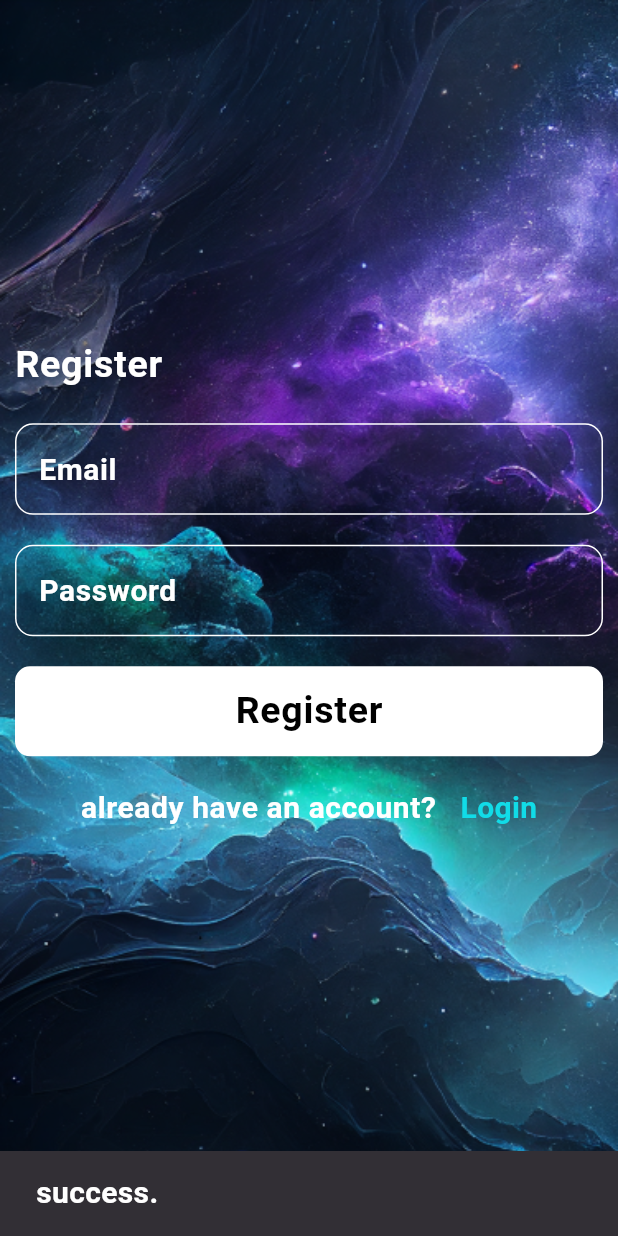
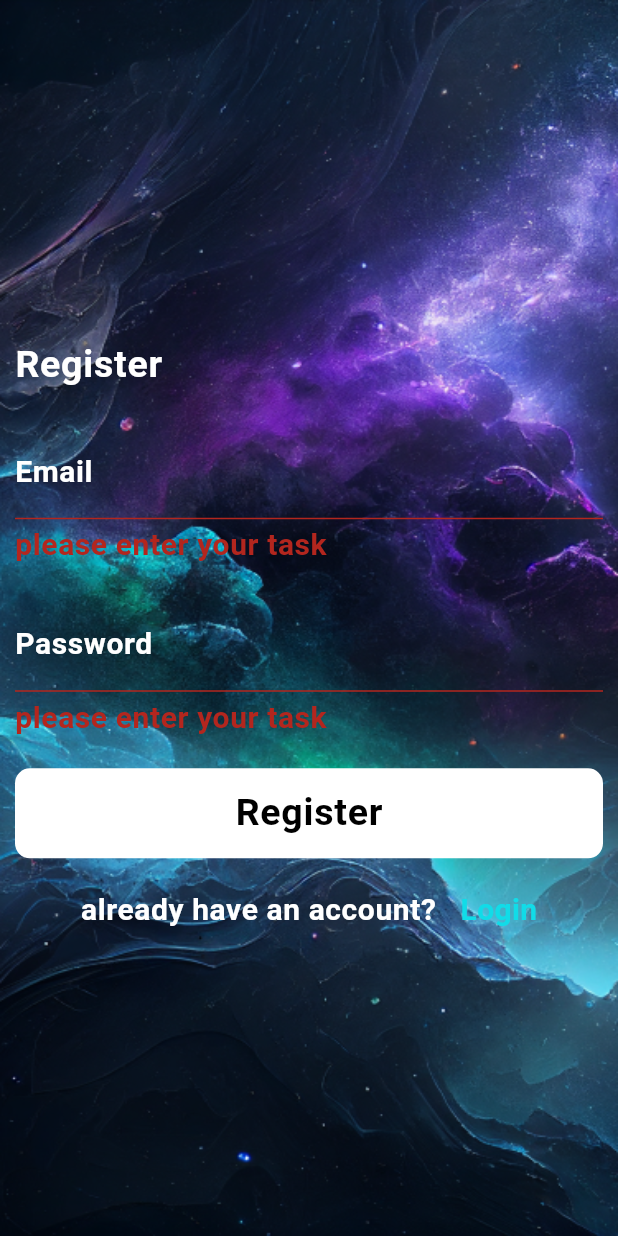
Before and after one commit to mohamedmousa2003/chat, a Flutter app: the RegisterScreen screen opened by its route, after a tap on "Register", on a phone screen of 412 x 824 dp. Run offline on Flutter 3.47's test engine with Material 3 defaults, Android fonts, the phone set to English and light mode, and no system bars; our stand-ins replace firebase_auth, firebase_core; accounts and stored records are empty.

Commit message:
add validator and regexp to register

```diff
--- a/lib/Shared/component/widget/tap_text_form.dart
+++ b/lib/Shared/component/widget/tap_text_form.dart
@@ -4,9 +4,15 @@ import '../../styles/colors.dart';
 
 class TapTextForm extends StatelessWidget {
   TextEditingController controller;
+  final FormFieldValidator<String> validator;
   String label;
 
-  TapTextForm({super.key, required this.controller, required this.label});
+  TapTextForm({
+    super.key,
+    required this.controller,
+    required this.label,
+    required this.validator,
+  });
 
   @override
   Widget build(BuildContext context) {
@@ -14,12 +20,7 @@ class TapTextForm extends StatelessWidget {
     return TextFormField(
       controller: controller,
       style: theme.textTheme.bodyMedium,
-      validator: (value) {
-        if (value == null || value.trim().isEmpty) {
-          return "please enter your task";
-        }
-        return null;
-      },
+      validator: validator,
       cursorColor: white,
       decoration: InputDecoration(
         //hintText: local.enter_your_task,
--- a/lib/pages/login/widget/custom_buttom.dart
+++ b/lib/pages/login/widget/custom_buttom.dart
@@ -3,7 +3,11 @@ import 'package:flutter/material.dart';
 import '../../../Shared/styles/colors.dart';
 
 class CustomButton extends StatelessWidget {
-  CustomButton({super.key, required this.onTap, required this.title});
+  CustomButton({
+    super.key,
+    required this.onTap,
+    required this.title,
+  });
 
   void Function()? onTap;
   String title;
--- a/lib/pages/register/register_screen.dart
+++ b/lib/pages/register/register_screen.dart
@@ -12,13 +12,16 @@ class RegisterScreen extends StatelessWidget {
 
   var loginController = TextEditingController();
   var passController = TextEditingController();
+  final _formKey = GlobalKey<FormState>();
 
   @override
   Widget build(BuildContext context) {
     var theme = Theme.of(context);
 
     var mediaQuery = MediaQuery.of(context).size;
-    return Container(
+    return Form(
+      key: _formKey,
+      child: Container(
         decoration: const BoxDecoration(
             image: DecorationImage(
                 image: AssetImage("image/image 10.png"), fit: BoxFit.fill)),
@@ -34,28 +37,55 @@ class RegisterScreen extends StatelessWidget {
               ),
               const SizedBox(height: 20),
               TapTextForm(
+                validator: (value) {
+                  if (value == null || value.trim().isEmpty) {
+                    return "please enter your task";
+                  }
+                  final bool emailValid = RegExp(
+                          r"^[a-zA-Z0-9.a-zA-Z0-9.!#$%&'*+-/=?^_`{|}~]+@[a-zA-Z0-9]+\.[com]+")
+                      .hasMatch(value);
+                  if (!emailValid) {
+                    return "Please enter valid email";
+                  }
+                  return null;
+                },
                 controller: loginController,
                 label: email,
               ),
               const SizedBox(height: 20),
               TapTextForm(
+                validator: (value) {
+                  if (value == null || value.trim().isEmpty) {
+                    return "please enter your task";
+                  }
+                  final bool emailValid = RegExp(
+                          r'^(?=.*?[A-Z])(?=.*?[a-z])(?=.*?[0-9])(?=.*?[!@#\$&*~]).{8,}$')
+                      .hasMatch(value);
+                  if (!emailValid) {
+                    return "Please enter valid password";
+                  }
+                  return null;
+                },
                 controller: passController,
                 label: password,
               ),
               const SizedBox(height: 20),
               CustomButton(
                 onTap: () async {
+                  if (_formKey.currentState?.validate() == true) {
                     try {
                       await registerUser();
                     } on FirebaseAuthException catch (e) {
                       if (e.code == 'weak-password') {
-                    showSnaack(context, "The password provided is too weak.");
+                        showSnaack(
+                            context, "The password provided is too weak.");
                       } else if (e.code == 'email-already-in-use') {
-                    showSnaack(
-                        context, "The account already exists for that email.");
+                        showSnaack(context,
+                            "The account already exists for that email.");
                       }
                     }
                     showSnaack(context, "success.");
+                  }
                 },
                 title: register,
               ),
@@ -80,6 +110,7 @@ class RegisterScreen extends StatelessWidget {
             ],
           ),
         ),
+      ),
     );
   }
 
```
Also changed, not shown: 3 other files. Lines whose indentation alone changed are shown as unchanged.
